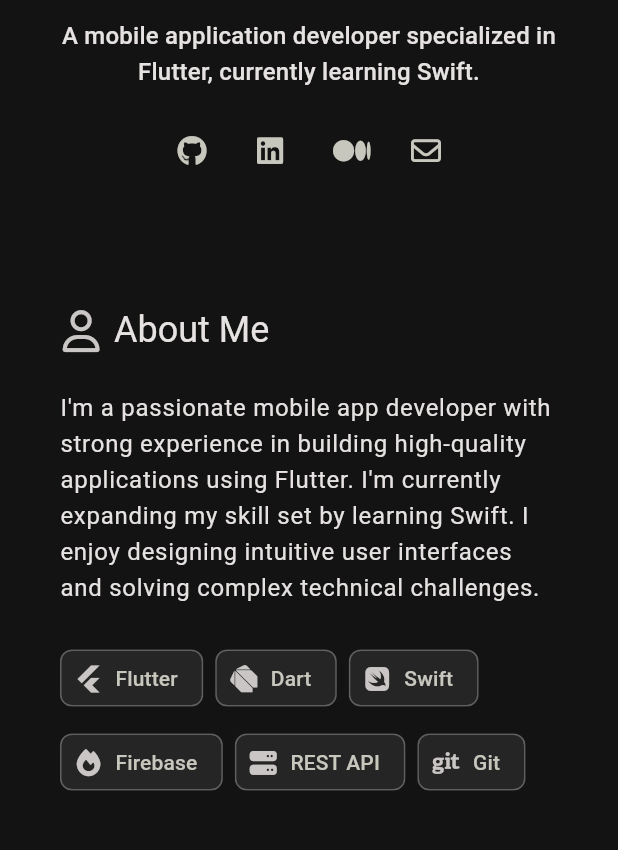
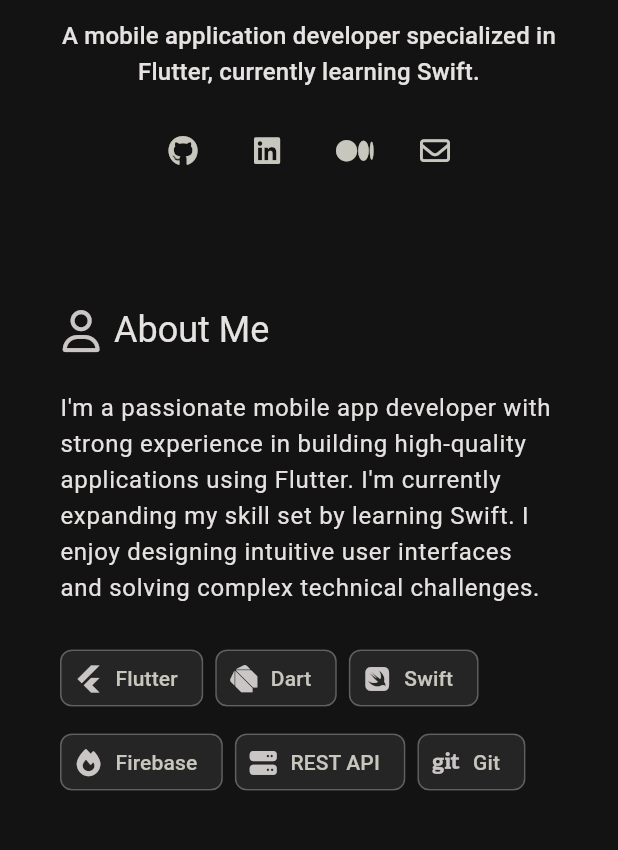
Before and after one commit to yasinertekin/yasin-ertekin, a Flutter app: the screen it shows after launch, on a phone screen of 412 x 824 dp, the part 372-1222 px from its top. Run offline on Flutter 3.47's test engine with Material 3 defaults, Android fonts, the phone set to English and light mode, and no system bars; our stand-ins replace font_awesome_flutter, responsive_framework; missing offline and left inert: universal_html.

Commit message:
Update: Increase social links spacing to 16

```diff
--- a/lib/core/widgets/header.dart
+++ b/lib/core/widgets/header.dart
@@ -81,14 +81,13 @@ final class _SocialLinks extends StatelessWidget {
     final isDesktop = ResponsiveBreakpoints.of(context).largerThan(MOBILE);
 
     return Row(
+      spacing: 8,
       mainAxisAlignment:
           isDesktop ? MainAxisAlignment.start : MainAxisAlignment.center,
       children: List.generate(
         growable: false,
         SocialLinksList.links.length,
-        (index) => Padding(
-          padding: EdgeInsets.symmetric(horizontal: isDesktop ? 4 : 2),
-          child: IconButton(
+        (index) => IconButton(
           iconSize: isDesktop ? 24 : 20,
           icon: Icon(SocialLinksList.links[index].icon),
           onPressed:
@@ -96,7 +95,6 @@ final class _SocialLinks extends StatelessWidget {
                 SocialLinksList.links[index].url.value,
               ),
           tooltip: SocialLinksList.links[index].tooltip,
-          ),
         ),
       ),
     );
```
Lines whose indentation alone changed are shown as unchanged.
